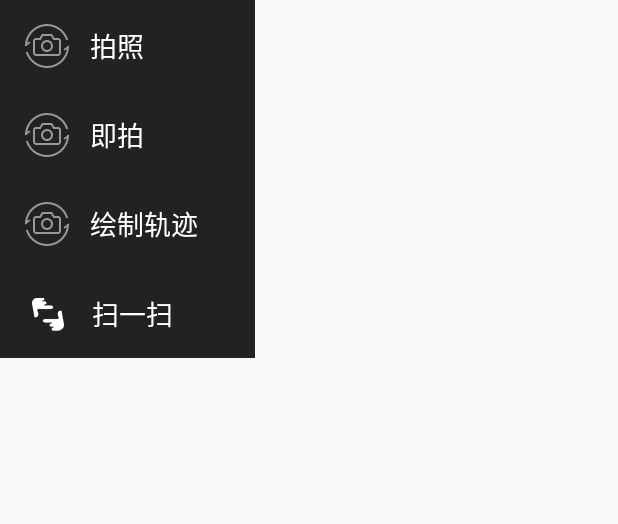
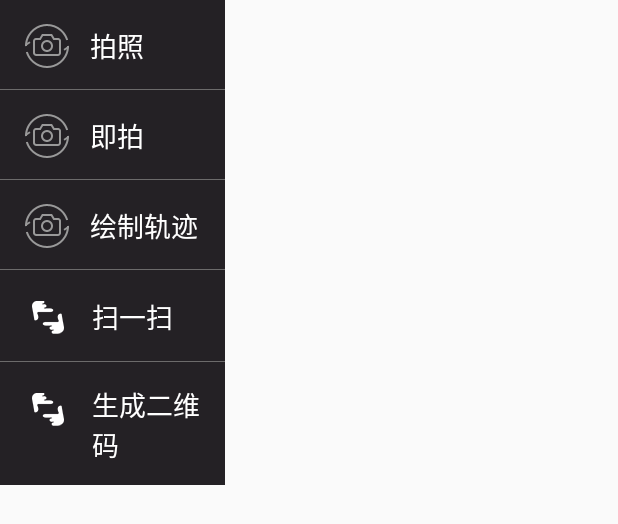
Before and after one commit to harrain/DemoWeChatLoadWebsite, an Android app: the layout popupview_add_menu.xml on its own in the app's theme, with its tools: preview values and no code run, on a phone screen of 412 x 824 dp. Shown: the top 524 px of the screen. Run offline under Robolectric (Android 15) with nearby library versions, the phone set to English and light mode, and no system bars.

Commit message:
生成二维码，解决保存图片全黑的问题

```diff
--- a/app/src/main/java/com/google/zxing/activity/CaptureActivity.java
+++ b/app/src/main/java/com/google/zxing/activity/CaptureActivity.java
@@ -189,7 +189,7 @@ public class CaptureActivity extends AppCompatActivity implements Callback {
             return null;
         }
         Hashtable<DecodeHintType, String> hints = new Hashtable<>();
-        hints.put(DecodeHintType.CHARACTER_SET, "UTF8"); //设置二维码内容的编码
+        hints.put(DecodeHintType.CHARACTER_SET, "UTF-8"); //设置二维码内容的编码
 
         BitmapFactory.Options options = new BitmapFactory.Options();
         options.inJustDecodeBounds = true; // 先获取原大小
--- a/app/src/main/java/com/google/zxing/encoding/EncodingHandler.java
+++ b/app/src/main/java/com/google/zxing/encoding/EncodingHandler.java
@@ -21,6 +21,7 @@ import java.util.Map;
  */
 public final class EncodingHandler {
 	private static final int BLACK = 0xff000000;
+	private static final int WHITE = 0xffffffff;
 
 	public static Bitmap createQRCode(String str, int widthAndHeight) throws WriterException {
 		Hashtable<EncodeHintType, String> hints = new Hashtable<EncodeHintType, String>();
@@ -35,6 +36,8 @@ public final class EncodingHandler {
 			for (int x = 0; x < width; x++) {
 				if (matrix.get(x, y)) {
 					pixels[y * width + x] = BLACK;
+				}else{
+					pixels[y * width + x] = WHITE;
 				}
 			}
 		}
--- a/app/src/main/res/layout/activity_simple_map.xml
+++ b/app/src/main/res/layout/activity_simple_map.xml
@@ -4,10 +4,14 @@
     android:layout_height="fill_parent"
     android:orientation="vertical" >
 
+    <include layout="@layout/scanner_toolbar"
+        android:id="@+id/titlebar"/>
+
     <com.baidu.mapapi.map.MapView
         android:id="@+id/bmapView"
         android:layout_width="fill_parent"
-        android:layout_height="fill_parent"
+        android:layout_height="0dp"
+        android:layout_weight="1"
         android:clickable="true" />
 
 </LinearLayout>
--- a/app/src/main/res/layout/popupview_add_menu.xml
+++ b/app/src/main/res/layout/popupview_add_menu.xml
@@ -2,8 +2,7 @@
 <LinearLayout xmlns:android="http://schemas.android.com/apk/res/android"
     android:background="@color/Black6"
     android:orientation="vertical"
-
-    android:layout_width="170dp"
+    android:layout_width="150dp"
     android:layout_height="wrap_content"
     >
 
@@ -35,6 +34,11 @@
             android:layout_height="wrap_content" />
     </LinearLayout>
 
+    <View
+        style="@style/list_decoration_theme"
+         />
+        />
+
     <LinearLayout
         android:id="@+id/capture_now"
         android:paddingTop="15dp"
@@ -62,6 +66,10 @@
             android:layout_width="wrap_content"
             android:layout_height="wrap_content" />
     </LinearLayout>
+
+    <View
+        style="@style/list_decoration_theme" />
+    />
 
     <LinearLayout
         android:id="@+id/track_draw"
@@ -91,6 +99,10 @@
             android:layout_height="wrap_content" />
     </LinearLayout>
 
+    <View
+        style="@style/list_decoration_theme"
+        />
+
     <LinearLayout
         android:id="@+id/qrcode_zxing"
         android:paddingTop="15dp"
@@ -118,5 +130,35 @@
             android:layout_height="wrap_content" />
     </LinearLayout>
 
+    <View
+        style="@style/list_decoration_theme"
+        />
+
+    <LinearLayout
+        android:id="@+id/qrcode_create"
+        android:paddingTop="15dp"
+        android:paddingBottom="13dp"
+        android:paddingRight="16dp"
+        android:paddingLeft="16dp"
+        android:orientation="horizontal"
+        android:background="@drawable/titlebar_button_selector"
+        android:layout_width="match_parent"
+        android:layout_height="wrap_content">
+
+        <ImageView
+            android:src="@drawable/icon_menu_zxing"
+            android:scaleType="centerCrop"
+            android:layout_width="wrap_content"
+            android:layout_height="wrap_content" />
+
+        <TextView
+            android:text="生成二维码"
+            android:layout_marginLeft="13dp"
+            android:textColor="@android:color/white"
+            android:textSize="18sp"
+            android:layout_gravity="center"
+            android:layout_width="wrap_content"
+            android:layout_height="wrap_content" />
+    </LinearLayout>
 
 </LinearLayout>
--- a/app/src/main/res/values/strings.xml
+++ b/app/src/main/res/values/strings.xml
@@ -6,5 +6,7 @@
 
     <!-- QR code text-->
     <string name="zxing_des">将二维码放入框内，即可自动扫描</string>
+    <string name="code_text">请输入生成二维码的文本信息</string>
+    <string name="encode_qrcode">点击生成二维码</string>
 
 </resources>
--- a/app/src/main/res/values/styles.xml
+++ b/app/src/main/res/values/styles.xml
@@ -24,4 +24,10 @@
         <item name="android:textStyle">bold</item>
     </style>
 
+    <style name="list_decoration_theme">
+        <item name="android:background">@color/light_grey</item>
+        <item name="android:layout_width">170dp</item>
+        <item name="android:layout_height">1px</item>
+    </style>
+
 </resources>
```
Also changed, not shown: app/build.gradle (+11 -10 lines), app/src/main/AndroidManifest.xml (+18 -17 lines), app/src/main/java/com/example/demowechat/BitmapUtils.java (+37 -1 lines), app/src/main/java/com/example/demowechat/MainActivity.java (+15 -0 lines), app/src/main/java/com/example/demowechat/QRCodeCreateActivity.java (added, +110 -0 lines), app/src/main/java/com/example/demowechat/map/TrackShowDemo.java (+33 -4 lines), app/src/main/res/layout/activity_qrcode_create.xml (added, +38 -0 lines), app/src/main/res/layout/scanner_toolbar.xml (+14 -13 lines), app/src/main/res/drawable-hdpi/ic_download.png (added).
